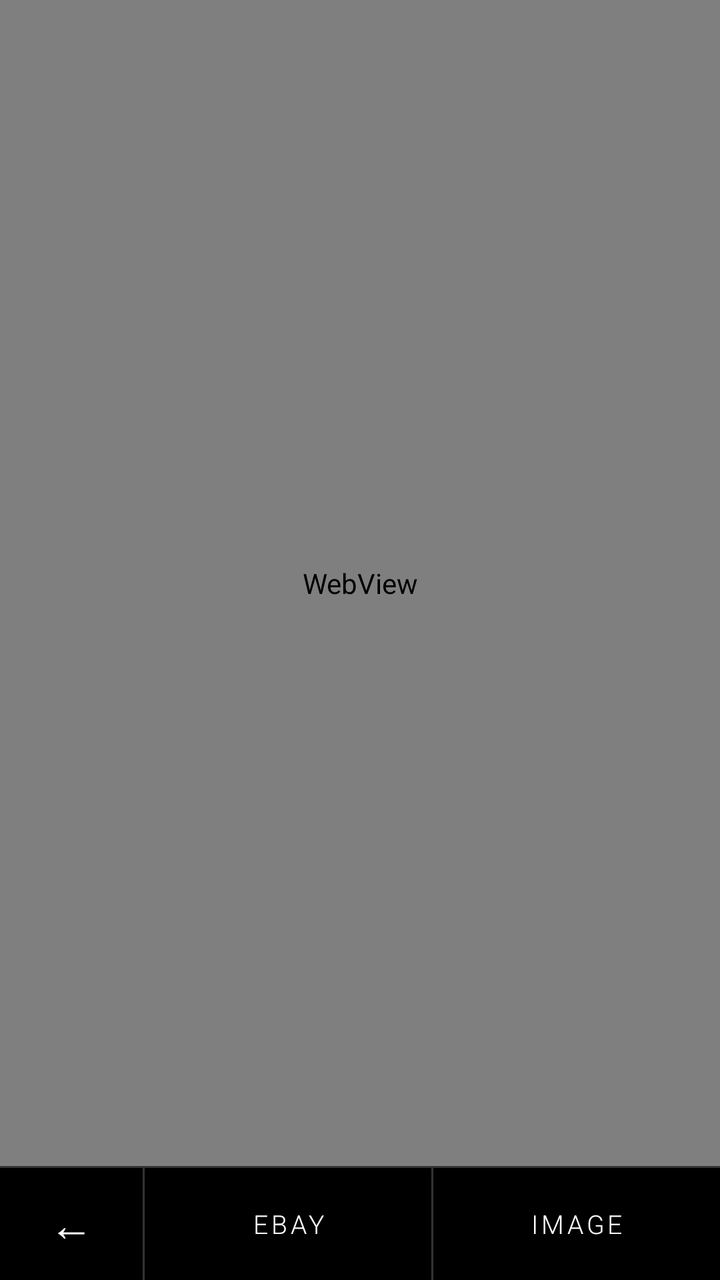
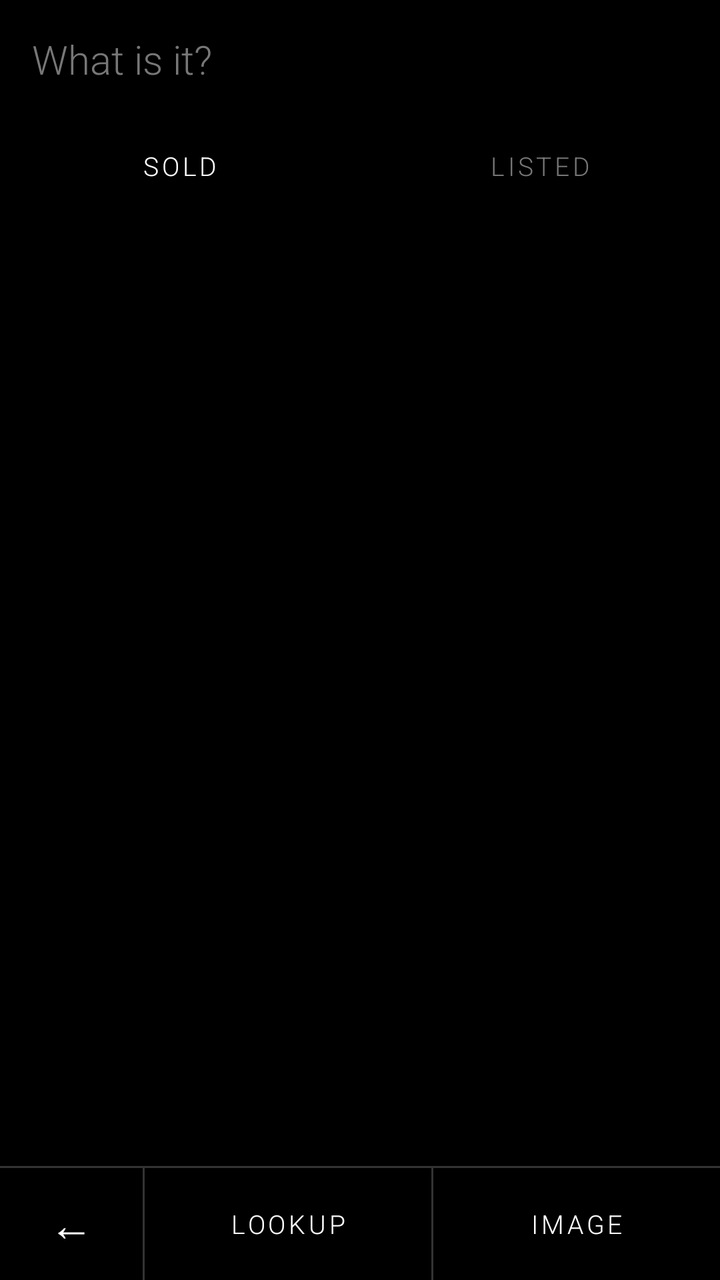

Two renders of the same Android screen: before a commit and after it. Below are the layout's source before the change and the commit's diff.
<!-- AndroidManifest.xml: application theme Theme.LookupBrowser -->
<!-- res/layout/activity_main.xml -->
<?xml version="1.0" encoding="utf-8"?>
<LinearLayout
    xmlns:android="http://schemas.android.com/apk/res/android"
    android:layout_width="match_parent"
    android:layout_height="match_parent"
    android:orientation="vertical">

    <WebView
        android:id="@+id/webView"
        android:layout_width="match_parent"
        android:layout_height="0dp"
        android:layout_weight="1" />

    
    <View
        android:layout_width="match_parent"
        android:layout_height="1dp"
        android:background="#333333" />

    
    <LinearLayout
        android:layout_width="match_parent"
        android:layout_height="56dp"
        android:background="#000000"
        android:orientation="horizontal">

        <TextView
            android:id="@+id/btnBack"
            android:layout_width="0dp"
            android:layout_height="match_parent"
            android:layout_weight="1"
            android:gravity="center"
            android:text="←"
            android:textColor="#FFFFFF"
            android:textSize="22sp"
            android:fontFamily="sans-serif-light"
            android:clickable="true"
            android:focusable="true" />

        <View
            android:layout_width="1dp"
            android:layout_height="match_parent"
            android:background="#333333" />

        <TextView
            android:id="@+id/btnEbay"
            android:layout_width="0dp"
            android:layout_height="match_parent"
            android:layout_weight="2"
            android:gravity="center"
            android:text="EBAY"
            android:textColor="#FFFFFF"
            android:textSize="13sp"
            android:letterSpacing="0.12"
            android:fontFamily="sans-serif-light"
            android:clickable="true"
            android:focusable="true" />

        <View
            android:layout_width="1dp"
            android:layout_height="match_parent"
            android:background="#333333" />

        <TextView
            android:id="@+id/btnImage"
            android:layout_width="0dp"
            android:layout_height="match_parent"
            android:layout_weight="2"
            android:gravity="center"
            android:text="IMAGE"
            android:textColor="#FFFFFF"
            android:textSize="13sp"
            android:letterSpacing="0.12"
            android:fontFamily="sans-serif-light"
            android:clickable="true"
            android:focusable="true" />

    </LinearLayout>
</LinearLayout>
<!-- resources referenced by this layout -->
<resources>
  <style name="Theme.LookupBrowser" parent="Theme.AppCompat.NoActionBar">
          <item name="android:windowBackground">@android:color/black</item>
          <item name="android:statusBarColor">#000000</item>
          <item name="android:navigationBarColor">#000000</item>
          <item name="android:windowLightStatusBar">false</item>
      </style>
</resources>

<!-- the commit's change to res/layout/activity_main.xml (unified diff, before → after) -->
@@ -5,11 +5,96 @@
     android:layout_height="match_parent"
     android:orientation="vertical">
 
-    <WebView
-        android:id="@+id/webView"
+    <FrameLayout
         android:layout_width="match_parent"
         android:layout_height="0dp"
-        android:layout_weight="1" />
+        android:layout_weight="1">
+
+        <WebView
+            android:id="@+id/webView"
+            android:layout_width="match_parent"
+            android:layout_height="match_parent"
+            android:visibility="gone" />
+
+        
+        <LinearLayout
+            android:id="@+id/lookupPane"
+            android:layout_width="match_parent"
+            android:layout_height="match_parent"
+            android:background="#000000"
+            android:orientation="vertical">
+
+            <EditText
+                android:id="@+id/queryField"
+                android:layout_width="match_parent"
+                android:layout_height="wrap_content"
+                android:background="@android:color/transparent"
+                android:fontFamily="sans-serif-light"
+                android:hint="What is it?"
+                android:imeOptions="actionSearch"
+                android:inputType="text"
+                android:maxLines="1"
+                android:padding="16dp"
+                android:textColor="#FFFFFF"
+                android:textColorHint="#777777"
+                android:textSize="20sp" />
+
+            <LinearLayout
+                android:layout_width="match_parent"
+                android:layout_height="48dp"
+                android:orientation="horizontal">
+
+                <TextView
+                    android:id="@+id/tabSold"
+                    android:layout_width="0dp"
+                    android:layout_height="match_parent"
+                    android:layout_weight="1"
+                    android:fontFamily="sans-serif-light"
+                    android:gravity="center"
+                    android:letterSpacing="0.12"
+                    android:text="SOLD"
+                    android:textColor="#FFFFFF"
+                    android:textSize="13sp" />
+
+                <TextView
+                    android:id="@+id/tabActive"
+                    android:layout_width="0dp"
+                    android:layout_height="match_parent"
+                    android:layout_weight="1"
+                    android:fontFamily="sans-serif-light"
+                    android:gravity="center"
+                    android:letterSpacing="0.12"
+                    android:text="LISTED"
+                    android:textColor="#777777"
+                    android:textSize="13sp" />
+            </LinearLayout>
+
+            <TextView
+                android:id="@+id/summary"
+                android:layout_width="match_parent"
+                android:layout_height="wrap_content"
+                android:fontFamily="sans-serif-light"
+                android:paddingBottom="8dp"
+                android:paddingLeft="16dp"
+                android:paddingRight="16dp"
+                android:textColor="#BBBBBB"
+                android:textSize="15sp" />
+
+            <ListView
+                android:id="@+id/resultList"
+                android:layout_width="match_parent"
+                android:layout_height="0dp"
+                android:layout_weight="1"
+                android:divider="#222222"
+                android:dividerHeight="1dp" />
+        </LinearLayout>
+
+        <WebView
+            android:id="@+id/scraper"
+            android:layout_width="1dp"
+            android:layout_height="1dp"
+            android:visibility="invisible" />
+    </FrameLayout>
 
     
     <View
@@ -48,7 +133,7 @@
             android:layout_height="match_parent"
             android:layout_weight="2"
             android:gravity="center"
-            android:text="EBAY"
+            android:text="LOOKUP"
             android:textColor="#FFFFFF"
             android:textSize="13sp"
             android:letterSpacing="0.12"
